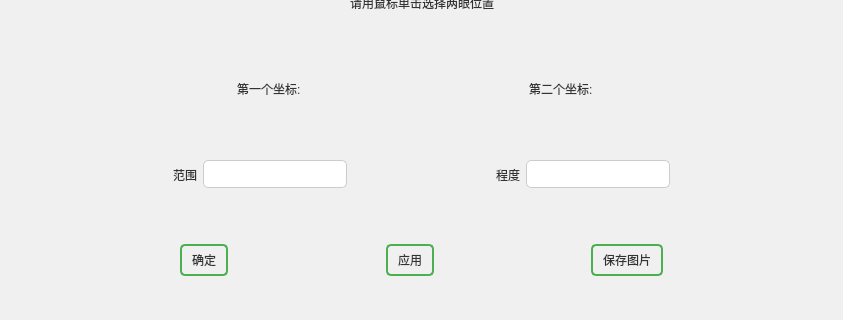
Before: the Qt Designer form ImageWithUI/eye.ui in Obj4ct/ImageWithUI, drawn with Qt 5; both pictures show x 0 to 843 and y 419 to 739 of the 843 by 739 pixel window.
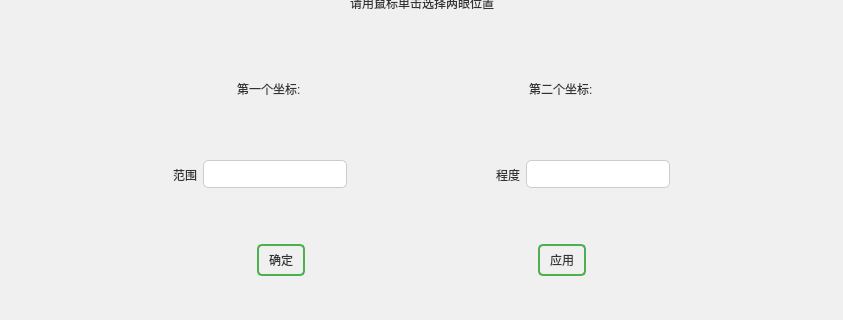
After: the same form once the commit is applied.

Patch:
```diff
--- a/ImageWithUI/eye.ui
+++ b/ImageWithUI/eye.ui
@@ -338,26 +338,6 @@
            </property>
           </spacer>
          </item>
-         <item>
-          <widget class="QPushButton" name="btn_save">
-           <property name="text">
-            <string>保存图片</string>
-           </property>
-          </widget>
-         </item>
-         <item>
-          <spacer name="horizontalSpacer_10">
-           <property name="orientation">
-            <enum>Qt::Horizontal</enum>
-           </property>
-           <property name="sizeHint" stdset="0">
-            <size>
-             <width>77</width>
-             <height>20</height>
-            </size>
-           </property>
-          </spacer>
-         </item>
         </layout>
        </widget>
       </item>
```
